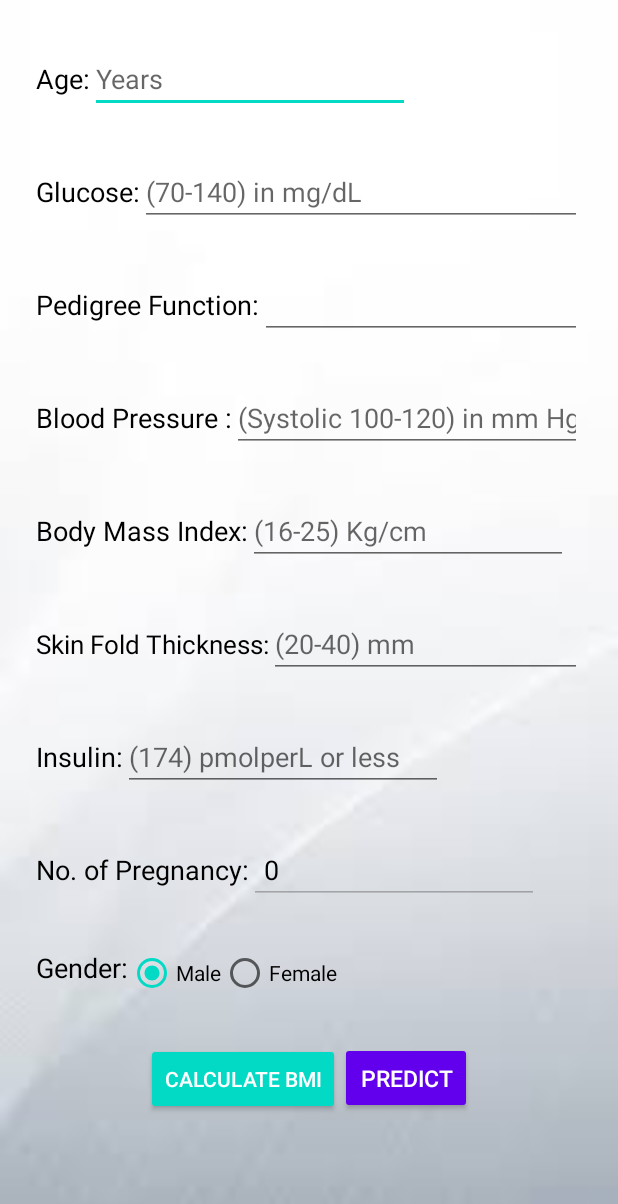
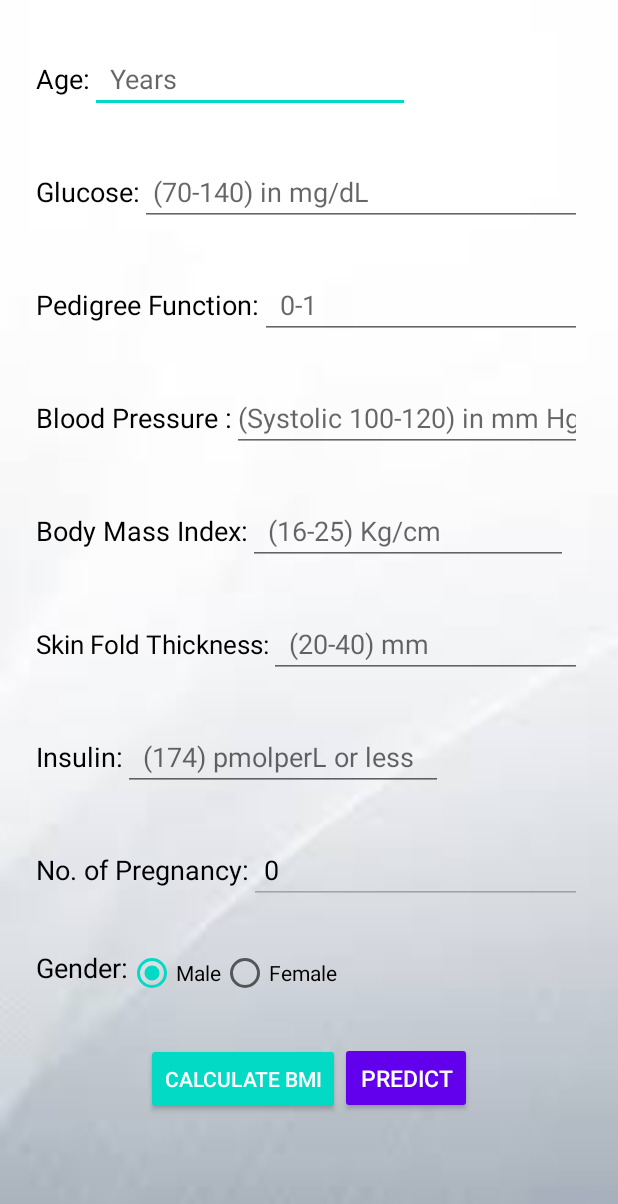
Before and after one commit to SaraTuladhar/DiabetesPredict, an Android app: the MainActivity screen opened directly, with no data from a screen before it, on a phone screen of 412 x 824 dp. Shown: the top 1204 px of the screen. Run offline under Robolectric (Android 15) with nearby library versions, the phone set to English and light mode, and no system bars; libraries missing offline, so code that uses them is left out: org.tensorflow.lite; 1 statement that could not run was skipped.

```diff
--- a/DiabetesPrediction/App/app/src/main/java/com/example/diabetesprediction/MainActivity.java
+++ b/DiabetesPrediction/App/app/src/main/java/com/example/diabetesprediction/MainActivity.java
@@ -52,7 +52,7 @@
         setContentView(R.layout.activity_main);
 
         pregnancyInput = (EditText) findViewById(R.id.pregnancyInput);
-        pregnancyInput.setFilters(new InputFilter[]{new RangeValidator("0", "12")});
+        pregnancyInput.setFilters(new InputFilter[]{new RangeValidator("0", "50")});
 
         glucoseInput = (EditText) findViewById(R.id.glucoseInput);
 
--- a/DiabetesPrediction/App/app/src/main/res/layout/activity_main.xml
+++ b/DiabetesPrediction/App/app/src/main/res/layout/activity_main.xml
@@ -31,7 +31,7 @@
             android:layout_height="wrap_content"
             android:layout_marginTop="30dp"
             android:ems="10"
-            android:hint="Years"
+            android:hint="  Years"
             android:inputType="number"
             android:textSize="18sp" />
     </LinearLayout>
@@ -54,7 +54,7 @@
             android:layout_width="match_parent"
             android:layout_height="wrap_content"
             android:ems="10"
-            android:hint="(70-140) in mg/dL"
+            android:hint=" (70-140) in mg/dL"
             android:inputType="numberDecimal"
 
             android:layout_marginTop="30dp"/>
@@ -79,7 +79,7 @@
             android:layout_width="match_parent"
             android:layout_height="wrap_content"
             android:ems="10"
-            android:hint=""
+            android:hint="  0-1"
             android:inputType="numberDecimal"
 
             android:layout_marginTop="30dp"/>
@@ -129,7 +129,7 @@
             android:layout_width="wrap_content"
             android:layout_height="wrap_content"
             android:ems="10"
-            android:hint="(16-25) Kg/cm "
+            android:hint="  (16-25) Kg/cm "
             android:inputType="number"
 
             android:layout_marginTop="30dp"/>
@@ -153,7 +153,7 @@
             android:layout_width="wrap_content"
             android:layout_height="wrap_content"
             android:ems="10"
-            android:hint="(20-40) mm"
+            android:hint="  (20-40) mm"
             android:inputType="number"
 
             android:layout_marginTop="30dp"/>
@@ -177,7 +177,7 @@
             android:layout_width="wrap_content"
             android:layout_height="wrap_content"
             android:ems="10"
-            android:hint='(174) pmolperL or less'
+            android:hint='  (174) pmolperL or less'
             android:inputType="numberDecimal"
 
             android:layout_marginTop="30dp"/>
@@ -202,7 +202,7 @@
             android:layout_width="wrap_content"
             android:layout_height="wrap_content"
             android:paddingStart="10dp"
-            android:hint="Enter 0 if you are male"
+            android:hint=" No. of Pregnancies till date"
             android:inputType="number"
             android:textColor="@color/Black"
             android:layout_marginTop="30dp"/>
```
Also changed, not shown: DiabetesPrediction/App/app/src/main/java/com/example/diabetesprediction/BMIcalculator.java (+23 -1 lines).
